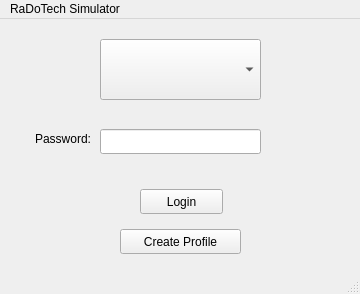
Old version of the form loginwindow.ui in the repository Matt-desousa/COMP3004-FinalProject.
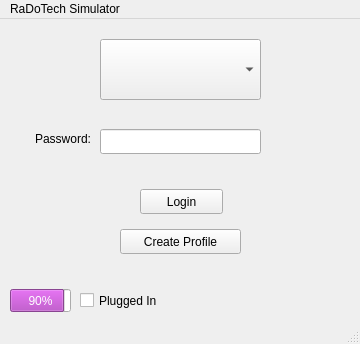
New version of the form.

Commit message: multiple charge UIs!

What changed in the file:
```diff
--- a/loginwindow.ui
+++ b/loginwindow.ui
@@ -7,7 +7,7 @@
     <x>0</x>
     <y>0</y>
     <width>360</width>
-    <height>294</height>
+    <height>344</height>
    </rect>
   </property>
   <property name="windowTitle">
@@ -82,6 +82,81 @@
      <string>Create Profile</string>
     </property>
    </widget>
+   <widget class="QCheckBox" name="isCharging">
+    <property name="geometry">
+     <rect>
+      <x>80</x>
+      <y>270</y>
+      <width>90</width>
+      <height>23</height>
+     </rect>
+    </property>
+    <property name="text">
+     <string>Plugged In</string>
+    </property>
+   </widget>
+   <widget class="QProgressBar" name="ChargeIndicator">
+    <property name="geometry">
+     <rect>
+      <x>10</x>
+      <y>270</y>
+      <width>61</width>
+      <height>23</height>
+     </rect>
+    </property>
+    <property name="palette">
+     <palette>
+      <active>
+       <colorrole role="Highlight">
+        <brush brushstyle="SolidPattern">
+         <color alpha="255">
+          <red>192</red>
+          <green>97</green>
+          <blue>203</blue>
+         </color>
+        </brush>
+       </colorrole>
+      </active>
+      <inactive>
+       <colorrole role="Highlight">
+        <brush brushstyle="SolidPattern">
+         <color alpha="255">
+          <red>192</red>
+          <green>97</green>
+          <blue>203</blue>
+         </color>
+        </brush>
+       </colorrole>
+      </inactive>
+      <disabled>
+       <colorrole role="Highlight">
+        <brush brushstyle="SolidPattern">
+         <color alpha="255">
+          <red>145</red>
+          <green>145</green>
+          <blue>145</blue>
+         </color>
+        </brush>
+       </colorrole>
+      </disabled>
+     </palette>
+    </property>
+    <property name="value">
+     <number>90</number>
+    </property>
+    <property name="alignment">
+     <set>Qt::AlignLeading|Qt::AlignLeft|Qt::AlignVCenter</set>
+    </property>
+    <property name="textVisible">
+     <bool>true</bool>
+    </property>
+    <property name="invertedAppearance">
+     <bool>false</bool>
+    </property>
+    <property name="textDirection">
+     <enum>QProgressBar::TopToBottom</enum>
+    </property>
+   </widget>
   </widget>
   <widget class="QMenuBar" name="menubar">
    <property name="geometry">
```
The commit also changes 5 other files.
